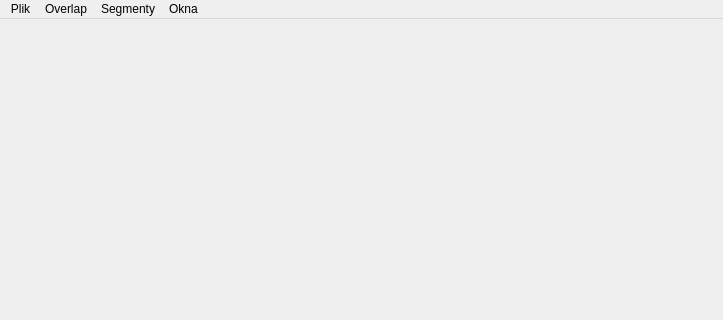
vatrasar/ProjektCyfrowe, file templatka.ui: the form before one commit; both pictures show x 0 to 723 and y 0 to 320 of the 723 by 727 pixel window.
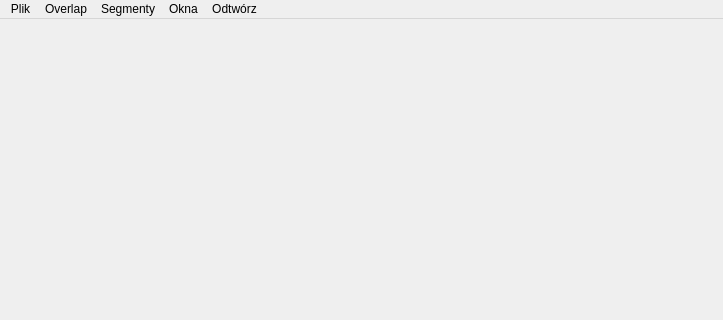
The form after the commit.

The edit to the form file:
```diff
--- a/templatka.ui
+++ b/templatka.ui
@@ -74,10 +74,18 @@
     <addaction name="actionflattop"/>
     <addaction name="actionparzen"/>
    </widget>
+   <widget class="QMenu" name="menuOdtw_rz">
+    <property name="title">
+     <string>Odtwórz</string>
+    </property>
+    <addaction name="calosc_odtworz"/>
+    <addaction name="przedzial"/>
+   </widget>
    <addaction name="menuPlik"/>
    <addaction name="overlap40"/>
    <addaction name="menusegmenty"/>
    <addaction name="menuOkna"/>
+   <addaction name="menuOdtw_rz"/>
   </widget>
   <widget class="QStatusBar" name="statusbar"/>
   <action name="actionotw_rz">
```
Left out of the diff: 10 changed lines with no effect on the pictures.
